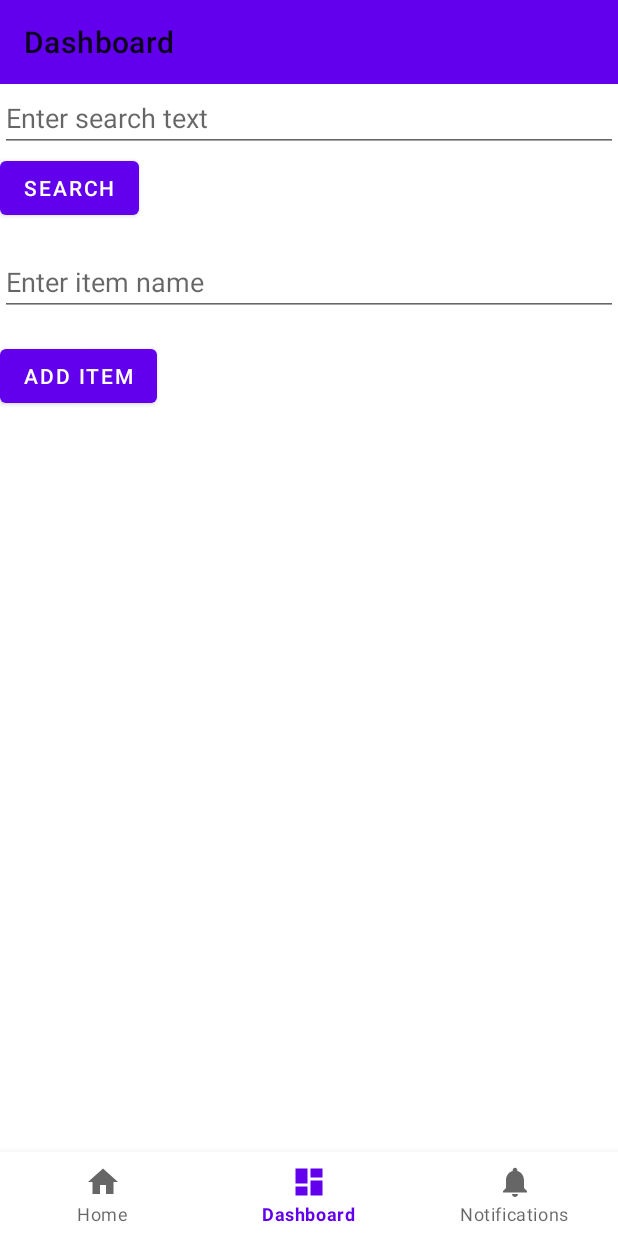
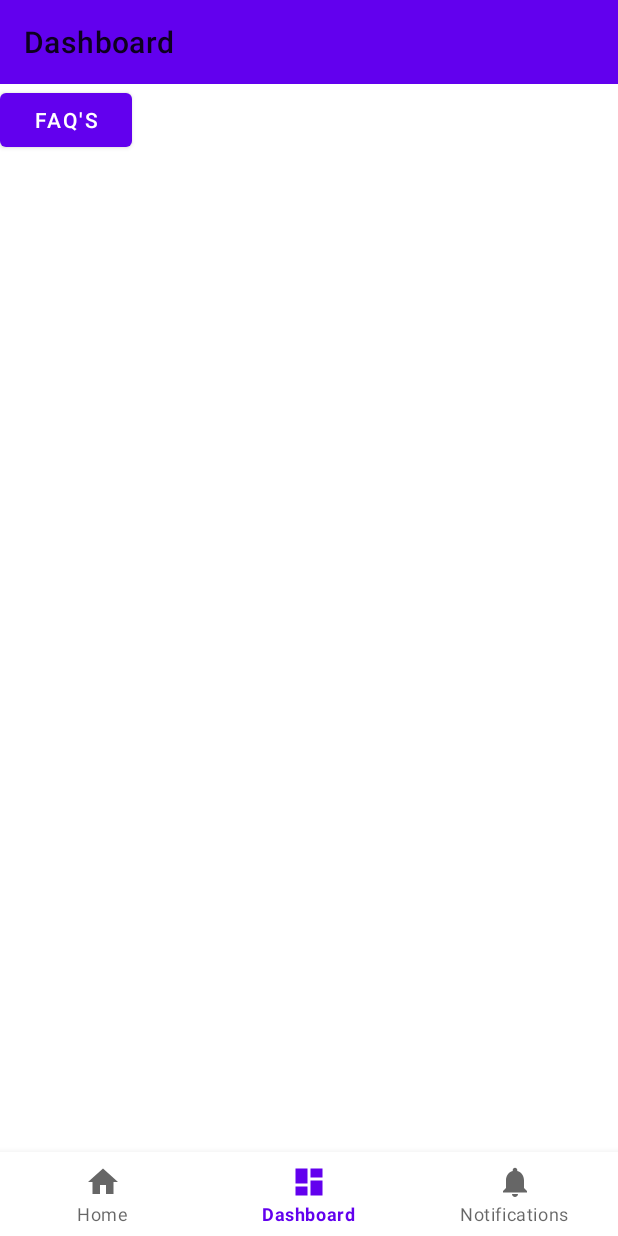
Before and after one commit to itskulwanttank/AI_TASK_MANAGER, an Android app: the DashboardFragment screen opened through its navigation route, on a phone screen of 412 x 824 dp. Run offline under Robolectric (Android 15) with nearby library versions, the phone set to English and light mode, and no system bars; our stand-ins replace Firebase (no records; nobody signed in at launch, a user with empty details on screens opened directly), navigation-ui.

Commit message:
Updated at Sunday 4:44 PM

```diff
--- a/app/src/main/java/com/cools01/aitaskmanager/ui/dashboard/DashboardFragment.java
+++ b/app/src/main/java/com/cools01/aitaskmanager/ui/dashboard/DashboardFragment.java
@@ -29,11 +29,6 @@ import java.util.List;
 public class DashboardFragment extends Fragment {
 
     private FragmentDashboardBinding binding;
-    private EditText editTextSearch, editTextAddItem;
-    private Button buttonSearch, buttonAddItem;
-    private RecyclerView recyclerViewResults;
-    private ResultAdapter resultAdapter;
-    private List<String> searchResults;
 
     public View onCreateView(@NonNull LayoutInflater inflater,
                              ViewGroup container, Bundle savedInstanceState) {
@@ -43,77 +38,9 @@ public class DashboardFragment extends Fragment {
         binding = FragmentDashboardBinding.inflate(inflater, container, false);
         View root = binding.getRoot();
 
-        // Initialize views
-        editTextSearch = root.findViewById(R.id.editTextSearch);
-        buttonSearch = root.findViewById(R.id.buttonSearch);
-        editTextAddItem = root.findViewById(R.id.editTextAddItem);
-        buttonAddItem = root.findViewById(R.id.buttonAddItem);
-        recyclerViewResults = root.findViewById(R.id.recyclerViewResults);
-
-        // Set up RecyclerView
-        recyclerViewResults.setLayoutManager(new LinearLayoutManager(requireContext()));
-        searchResults = new ArrayList<>();
-        resultAdapter = new ResultAdapter(searchResults);
-        recyclerViewResults.setAdapter(resultAdapter);
-
-        // Set up button click listeners
-        buttonSearch.setOnClickListener(v -> searchInDatabase());
-        buttonAddItem.setOnClickListener(v -> addItemToDatabase());
 
         return root;
     }
-
-    private void searchInDatabase() {
-        String searchText = editTextSearch.getText().toString().toLowerCase();
-
-        DatabaseReference databaseRef = FirebaseDatabase.getInstance().getReference("items");
-
-        Query query = databaseRef.orderByChild("name");
-
-        query.addValueEventListener(new ValueEventListener() {
-            @Override
-            public void onDataChange(@NonNull DataSnapshot dataSnapshot) {
-                searchResults.clear();
-                for (DataSnapshot snapshot : dataSnapshot.getChildren()) {
-                    String itemName = snapshot.child("name").getValue(String.class);
-                    if (containsWholeWord(itemName.toLowerCase(), searchText)) {
-                        searchResults.add(itemName);
-                    }
-                }
-                resultAdapter.notifyDataSetChanged();
-            }
-
-            @Override
-            public void onCancelled(@NonNull DatabaseError databaseError) {
-                // Handle errors
-            }
-        });
-    }
-
-    private boolean containsWholeWord(String itemName, String searchText) {
-        String[] words = itemName.split("\\s+"); // Split into words
-        for (String word : words) {
-            if (word.equals(searchText)) {
-                return true;
-            }
-        }
-        return false;
-    }
-
-
-
-    private void addItemToDatabase() {
-        String newItemName = editTextAddItem.getText().toString();
-
-        DatabaseReference databaseRef = FirebaseDatabase.getInstance().getReference("items");
-        String itemId = databaseRef.push().getKey(); // Generate a unique key for the new item
-
-        databaseRef.child(itemId).child("name").setValue(newItemName);
-
-        // Optional: Clear the input field after adding the item
-        editTextAddItem.setText("");
-    }
-
     @Override
     public void onDestroyView() {
         super.onDestroyView();
--- a/app/src/main/res/layout/fragment_dashboard.xml
+++ b/app/src/main/res/layout/fragment_dashboard.xml
@@ -5,39 +5,13 @@
     android:layout_height="match_parent"
     tools:context=".ui.dashboard.DashboardFragment">
 
-    <EditText
-        android:id="@+id/editTextSearch"
-        android:layout_width="match_parent"
-        android:layout_height="wrap_content"
-        android:hint="Enter search text"/>
+
 
     <Button
         android:id="@+id/buttonSearch"
         android:layout_width="wrap_content"
         android:layout_height="wrap_content"
-        android:layout_below="@id/editTextSearch"
-        android:text="Search"/>
+       android:text="FAQ's"/>
 
-    <EditText
-        android:id="@+id/editTextAddItem"
-        android:layout_width="match_parent"
-        android:layout_height="wrap_content"
-        android:layout_below="@id/buttonSearch"
-        android:layout_marginTop="16dp"
-        android:hint="Enter item name"/>
 
-    <Button
-        android:id="@+id/buttonAddItem"
-        android:layout_width="wrap_content"
-        android:layout_height="wrap_content"
-        android:layout_below="@id/editTextAddItem"
-        android:layout_marginTop="16dp"
-        android:text="Add Item"/>
-
-    <androidx.recyclerview.widget.RecyclerView
-        android:id="@+id/recyclerViewResults"
-        android:layout_width="match_parent"
-        android:layout_height="match_parent"
-        android:layout_below="@id/buttonAddItem"
-        android:layout_marginTop="16dp"/>
 </RelativeLayout>
```
